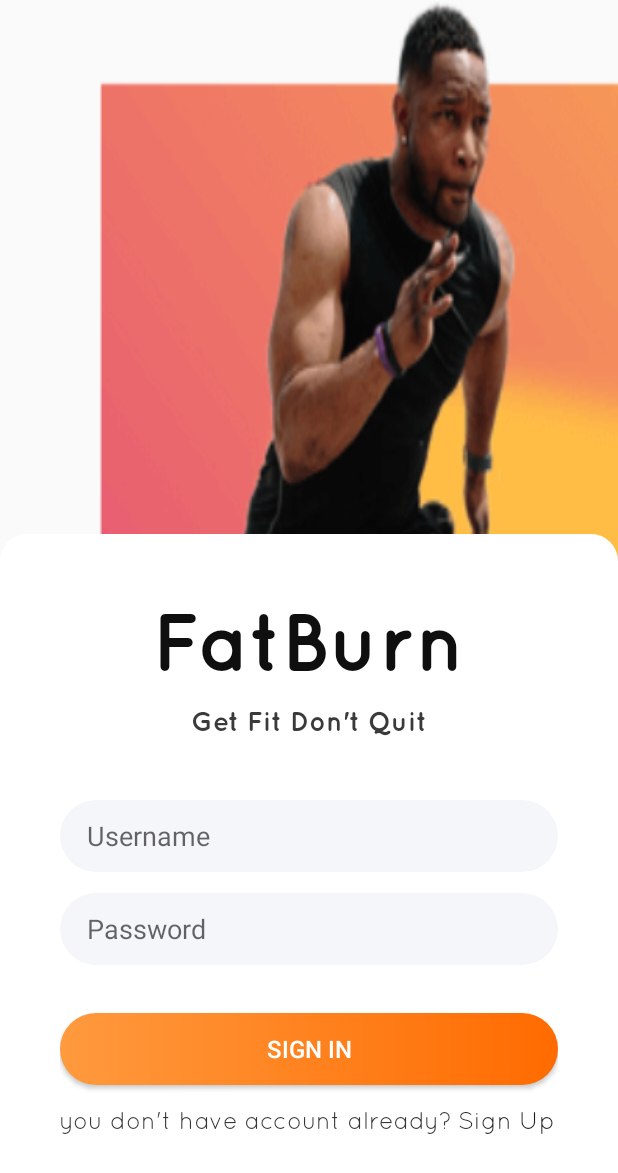
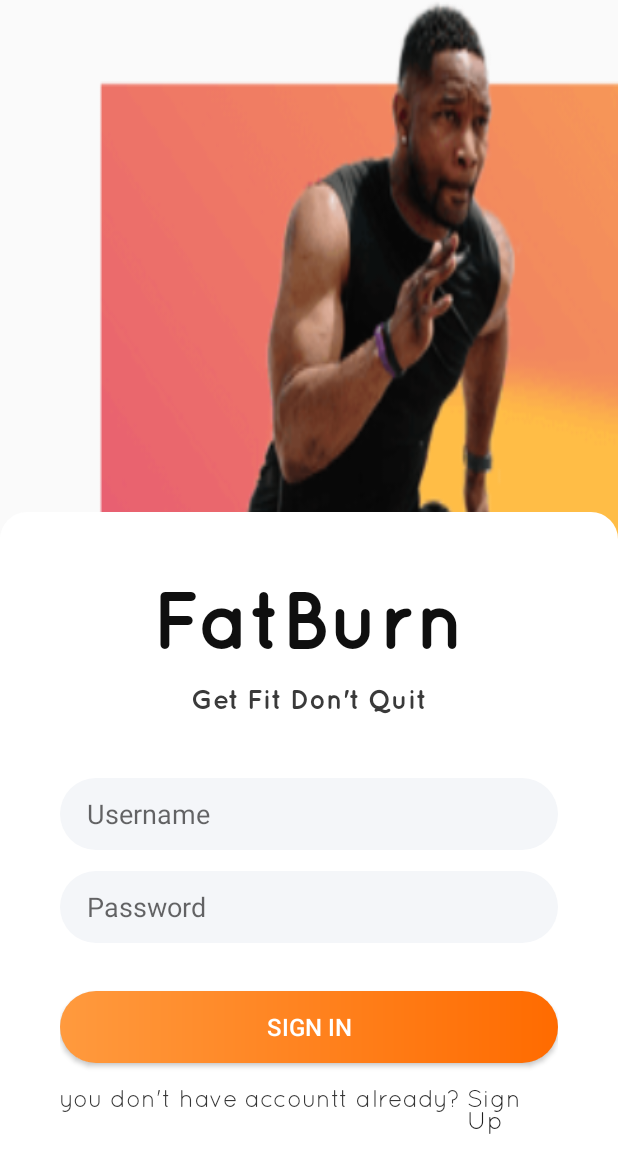
Before and after one commit to mochammadfariz/aplikasifitness, an Android app: the screen it shows after launch (MainActivity), on a phone screen of 412 x 824 dp. Shown: the top 1173 px of the screen. Run offline under Robolectric (Android 15) with nearby library versions, the phone set to English and light mode, and no system bars.

```diff
--- a/app/src/main/res/layout/activity_main.xml
+++ b/app/src/main/res/layout/activity_main.xml
@@ -71,7 +71,7 @@
                 android:layout_width="wrap_content"
                 android:layout_height="wrap_content"
                 android:fontFamily="@font/quicksand_book"
-                android:text="you don't have account already?"
+                android:text="you don't have accountt already?"
                 android:textColor="#363636"
                 android:textSize="16dp"
                 android:clickable="true"
```
